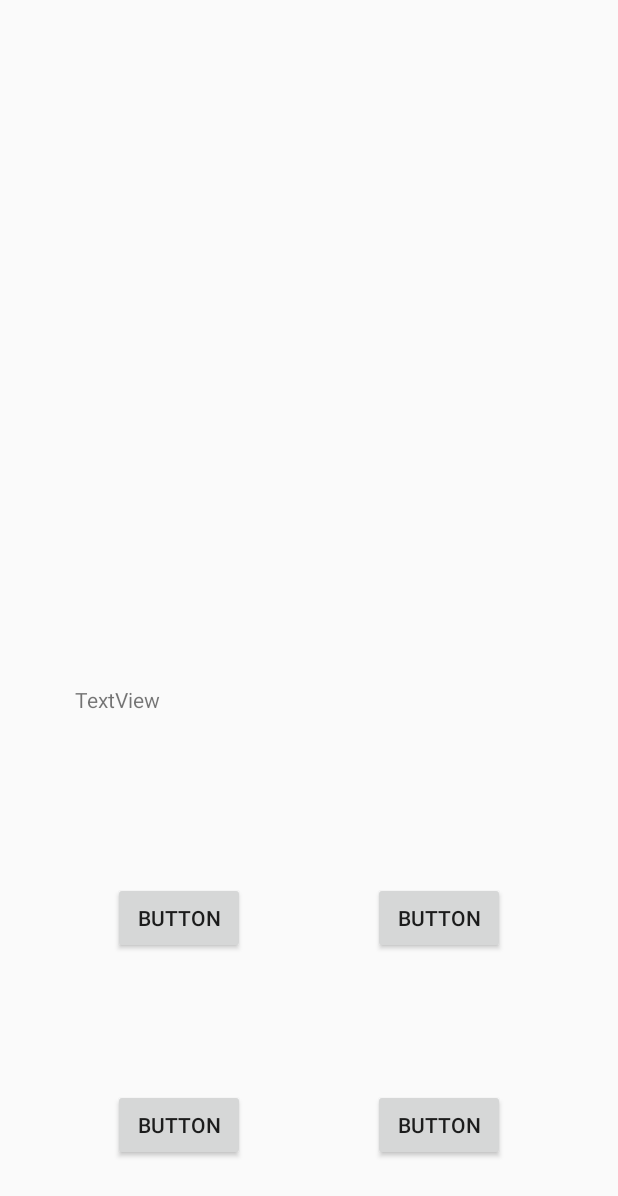
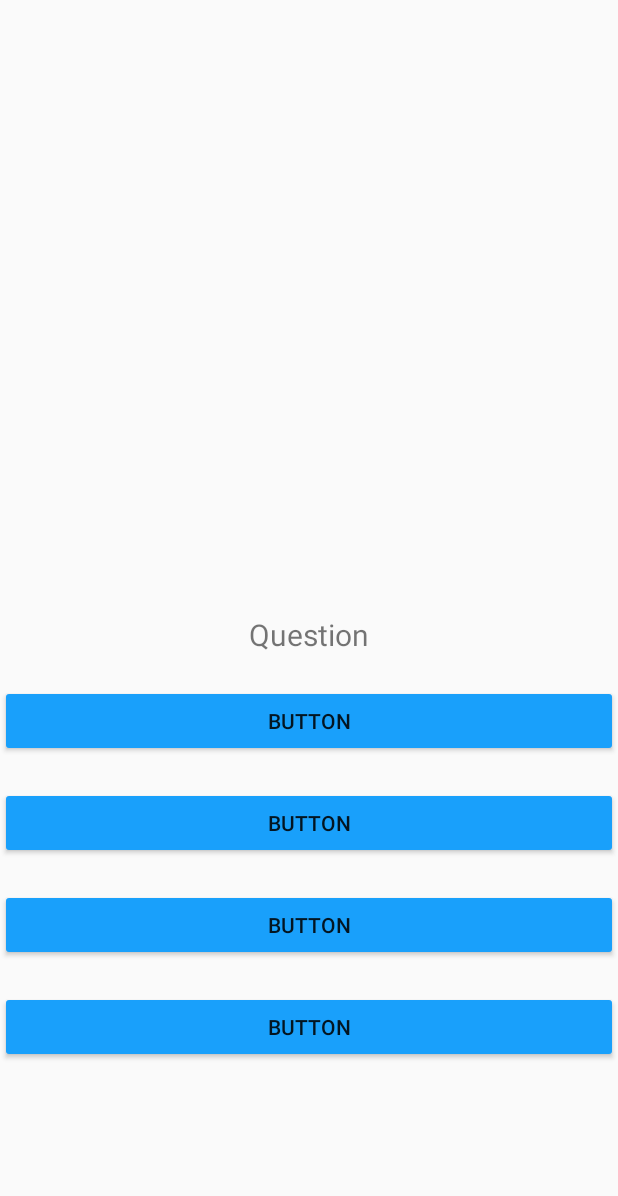
Before and after one commit to tzhuang1/Innovator, an Android app: the layout activity_reading_questions.xml on its own in the app's theme, with its tools: preview values and no code run, on a phone screen of 412 x 824 dp. Shown: the top 1196 px of the screen. Run offline under Robolectric (Android 15) with nearby library versions, the phone set to English and light mode, and no system bars.

Commit message:
1. Fixed Grade Level is not set when Google sign in the second time and afterwards 2. Fixed Firebase QuestionList loading exception. 3. Added ReadingQuestions.java and activity_reading_questions.xml to handle reading questions

```diff
--- a/app/src/main/java/com/example/solve/QuestionMainActivity.java
+++ b/app/src/main/java/com/example/solve/QuestionMainActivity.java
@@ -150,6 +150,7 @@ public class QuestionMainActivity extends AppCompatActivity {
 
     private void getFirebaseQuestionsList(Topic topic){
         DatabaseReference qListRef = FirebaseDatabase.getInstance().getReference()
+                .child("Math")
                 .child(topic.getQuestionFolderName());
         qListRef.addValueEventListener(new ValueEventListener() {//This retrieves the data once
             @Override
--- a/app/src/main/res/layout/activity_reading_questions.xml
+++ b/app/src/main/res/layout/activity_reading_questions.xml
@@ -15,56 +15,56 @@
 
     <Button
         android:id="@+id/btnA"
-        android:layout_width="wrap_content"
+        android:layout_width="match_parent"
         android:layout_height="wrap_content"
-        android:layout_marginStart="75dp"
-        android:layout_marginLeft="75dp"
-        android:layout_marginBottom="90dp"
+        android:layout_marginTop="20dp"
+        android:backgroundTint="@color/blue"
         android:text="Button"
-        app:layout_constraintBottom_toTopOf="@+id/btnC"
-        app:layout_constraintStart_toStartOf="parent" />
+        app:layout_constraintEnd_toEndOf="@+id/textView2"
+        app:layout_constraintStart_toStartOf="@+id/textView2"
+        app:layout_constraintTop_toBottomOf="@+id/textView2" />
 
     <Button
         android:id="@+id/btnB"
-        android:layout_width="wrap_content"
+        android:layout_width="match_parent"
         android:layout_height="wrap_content"
-        android:layout_marginEnd="75dp"
-        android:layout_marginRight="75dp"
-        android:layout_marginBottom="90dp"
+        android:layout_marginTop="20dp"
         android:text="Button"
-        app:layout_constraintBottom_toTopOf="@+id/button4"
-        app:layout_constraintEnd_toEndOf="parent" />
+        android:backgroundTint="@color/blue"
+        app:layout_constraintEnd_toEndOf="@+id/btnA"
+        app:layout_constraintStart_toStartOf="@+id/btnA"
+        app:layout_constraintTop_toBottomOf="@+id/btnA" />
 
     <Button
         android:id="@+id/btnC"
-        android:layout_width="wrap_content"
+        android:layout_width="match_parent"
         android:layout_height="wrap_content"
-        android:layout_marginStart="75dp"
-        android:layout_marginLeft="75dp"
-        android:layout_marginBottom="50dp"
+        android:layout_marginTop="20dp"
         android:text="Button"
-        app:layout_constraintBottom_toBottomOf="parent"
-        app:layout_constraintStart_toStartOf="parent" />
+        android:backgroundTint="@color/blue"
+        app:layout_constraintEnd_toEndOf="@+id/btnB"
+        app:layout_constraintStart_toStartOf="@+id/btnB"
+        app:layout_constraintTop_toBottomOf="@+id/btnB" />
 
     <Button
-        android:id="@+id/button4"
-        android:layout_width="wrap_content"
+        android:id="@+id/btnD"
+        android:layout_width="match_parent"
         android:layout_height="wrap_content"
-        android:layout_marginEnd="75dp"
-        android:layout_marginRight="75dp"
-        android:layout_marginBottom="50dp"
+        android:layout_marginTop="20dp"
         android:text="Button"
-        app:layout_constraintBottom_toBottomOf="parent"
-        app:layout_constraintEnd_toEndOf="parent" />
+        android:backgroundTint="@color/blue"
+        app:layout_constraintEnd_toEndOf="@+id/btnC"
+        app:layout_constraintStart_toStartOf="@+id/btnC"
+        app:layout_constraintTop_toBottomOf="@+id/btnC" />
 
     <TextView
         android:id="@+id/textView2"
         android:layout_width="wrap_content"
         android:layout_height="wrap_content"
-        android:layout_marginStart="50dp"
-        android:layout_marginLeft="50dp"
-        android:layout_marginTop="75dp"
-        android:text="TextView"
+        android:layout_marginTop="28dp"
+        android:text="Question"
+        android:textSize="20sp"
+        app:layout_constraintEnd_toEndOf="parent"
         app:layout_constraintStart_toStartOf="parent"
         app:layout_constraintTop_toBottomOf="@+id/scrollView2" />
 
@@ -78,10 +78,16 @@
         app:layout_constraintTop_toTopOf="parent"
         app:layout_constraintVertical_bias="0.0">
 
-        <LinearLayout
+        <RelativeLayout
             android:layout_width="match_parent"
             android:layout_height="wrap_content"
-            android:orientation="vertical" />
+            android:orientation="vertical">
+
+            <TextView
+                android:id="@+id/txtPassage"
+                android:layout_width="match_parent"
+                android:layout_height="wrap_content"/>
+        </RelativeLayout>
     </ScrollView>
 
 </androidx.constraintlayout.widget.ConstraintLayout>
--- a/app/src/main/res/values/strings.xml
+++ b/app/src/main/res/values/strings.xml
@@ -5,9 +5,9 @@
     <string name="title_home">Home</string>
     <string name="title_dashboard">Dashboard</string>
     <string name="title_notifications">Notifications</string>
-    <string name ="title_explore" >Explore</string>
-    <string name = "title_account">Account</string>
-    <string name = "title_settings">Settings</string>
+    <string name="title_explore">Explore</string>
+    <string name="title_account">Account</string>
+    <string name="title_settings">Settings</string>
 
     <string name="question">Question</string>
     <string name="play_again">Play again</string>
```
Also changed, not shown: app/src/main/AndroidManifest.xml (+12 -9 lines), app/src/main/java/com/example/solve/ReadingQuestions.java (+142 -17 lines).
